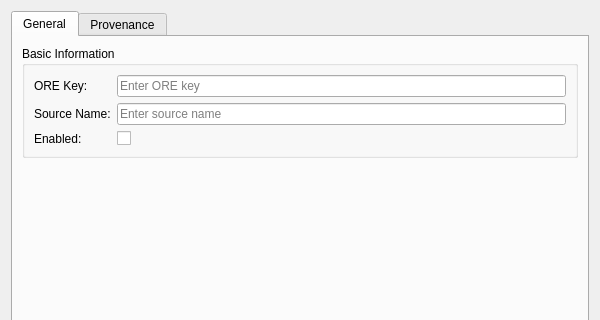
Above: projects/ores.qt/marketdata/ui/FeedBindingDetailDialog.ui from OreStudio/OreStudio before the change; both pictures show x 0 to 600 and y 0 to 320 of the 600 by 500 pixel window. Below: the same form after it.
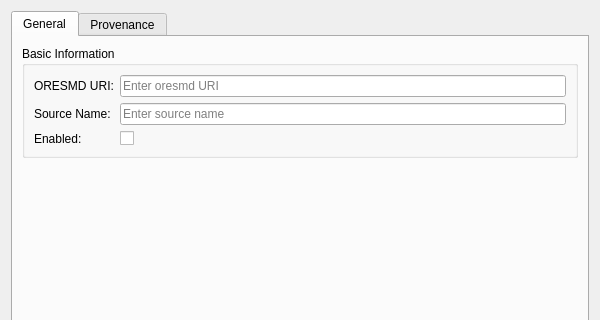
That is the form after the change. Custom widgets are drawn as their Qt base class.

Commit message:
[ores.qt,ores.synthetic] UIs and feeds consume oresmd URIs
All Qt windows, models, and dialogs read market_series.oresmd_uri and feed_binding.oresmd_uri instead of the dropped identity columns; the synthetic ir curve feed resolves its series by URI via the index-name projection.

Story-ID: E62808C1-D692-4877-835D-3A512A9F4160
Task-ID: 9B56689B-6EB0-448D-A5FA-8C029803B9F5
Environment: merry_newton

What changed in the file:
```diff
--- a/projects/ores.qt/marketdata/ui/FeedBindingDetailDialog.ui
+++ b/projects/ores.qt/marketdata/ui/FeedBindingDetailDialog.ui
@@ -41,14 +41,14 @@
           <item row="0" column="0">
            <widget class="QLabel" name="labelOreKey">
             <property name="text">
-             <string>ORE Key:</string>
+             <string>ORESMD URI:</string>
             </property>
            </widget>
           </item>
           <item row="0" column="1">
            <widget class="QLineEdit" name="oreKeyEdit">
             <property name="placeholderText">
-             <string>Enter ORE key</string>
+             <string>Enter oresmd URI</string>
             </property>
             <property name="readOnly">
              <bool>true</bool>
```
Left out of the diff: 4 changed lines with no effect on the pictures. The commit also changes 37 other files.
